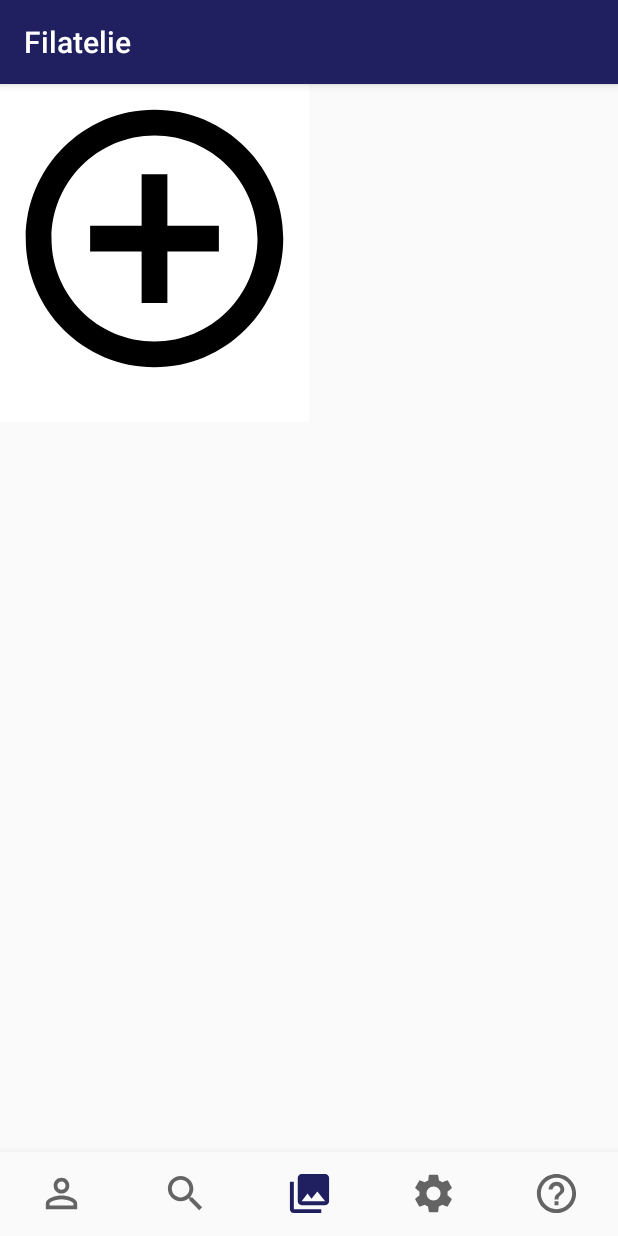
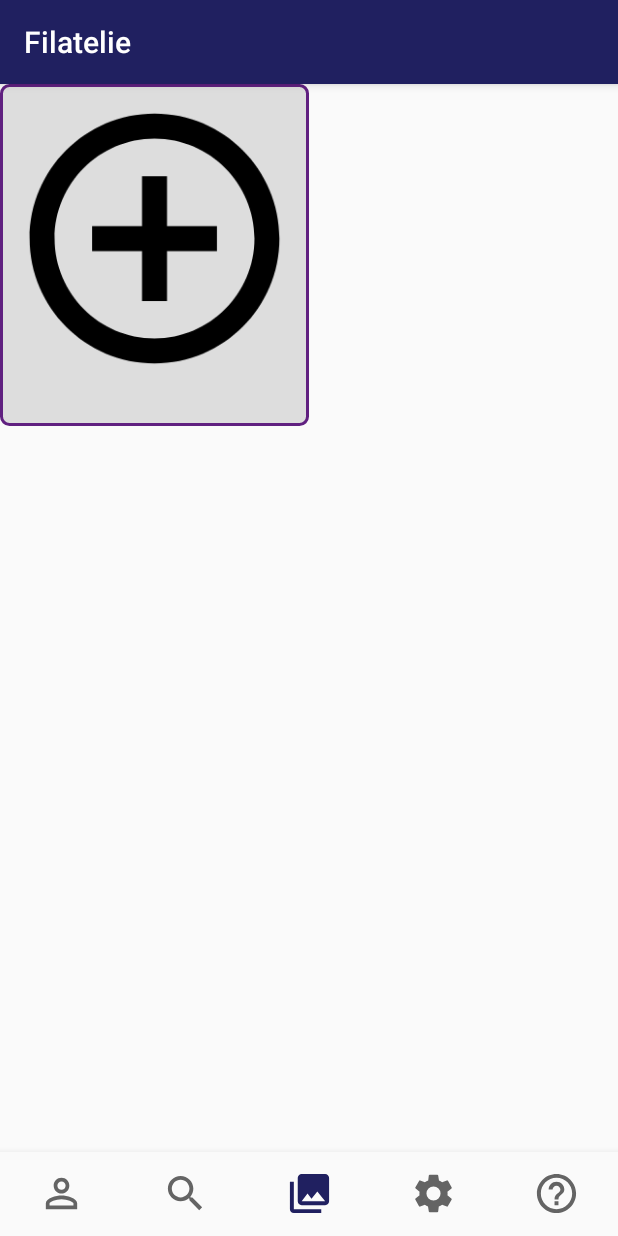
Before and after one commit to tungstencode/AndroidProject_Tema24_Filatelia, an Android app: the screen it shows after launch (MainActivity), item 3 of the bottom bar chosen, on a phone screen of 412 x 824 dp. Run offline under Robolectric (Android 15) with nearby library versions, the phone set to English and light mode, and no system bars; libraries missing offline, so code that uses them is left out: pub.devrel.easypermissions; 1 statement that could not run was skipped.

Commit message:
fixed layout bug where image would cover the border + added border in home fragment

```diff
--- a/Filatelie3/app/src/main/res/layout/activity_add_item.xml
+++ b/Filatelie3/app/src/main/res/layout/activity_add_item.xml
@@ -37,6 +37,8 @@
 
                     <ImageView
                         android:id="@+id/img"
+                        android:scaleX="0.97"
+                        android:scaleY="0.97"
                         android:layout_width="wrap_content"
                         android:layout_height="wrap_content"
                         android:adjustViewBounds="true"
--- a/Filatelie3/app/src/main/res/layout/collection_item_layout.xml
+++ b/Filatelie3/app/src/main/res/layout/collection_item_layout.xml
@@ -1,19 +1,22 @@
 <?xml version="1.0" encoding="utf-8"?>
 <LinearLayout xmlns:android="http://schemas.android.com/apk/res/android"
     android:orientation="vertical"
-    android:background="#FFFFFF"
+    android:background="@drawable/border"
     android:layout_width="match_parent"
     android:layout_height="wrap_content">
+
     <ImageView
         android:id="@+id/img"
         android:adjustViewBounds="true"
         android:layout_width="match_parent"
+        android:scaleX="0.97"
+        android:scaleY="0.97"
         android:layout_height="wrap_content" />
     <TextView
         android:id="@+id/title"
         android:layout_gravity="center"
         android:textColor="#000"
-        android:textStyle="bold"
+        android:textSize="16sp"
         android:layout_width="wrap_content"
         android:layout_height="wrap_content" />
 </LinearLayout>
```
Also changed, not shown: 684 other files.
